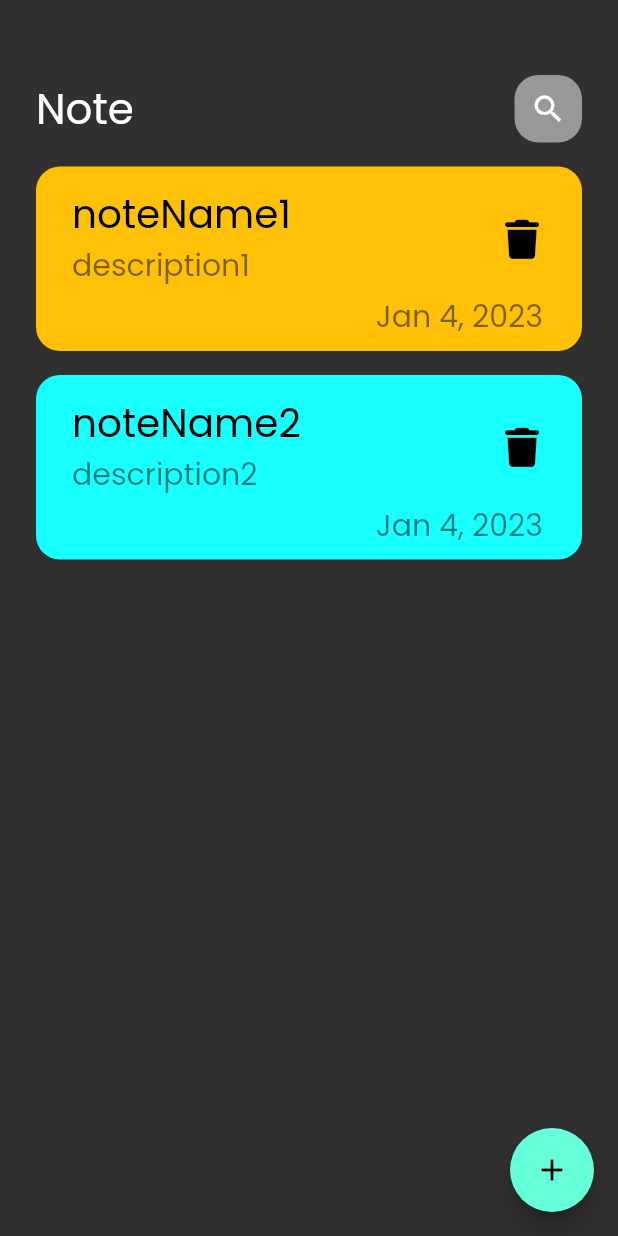
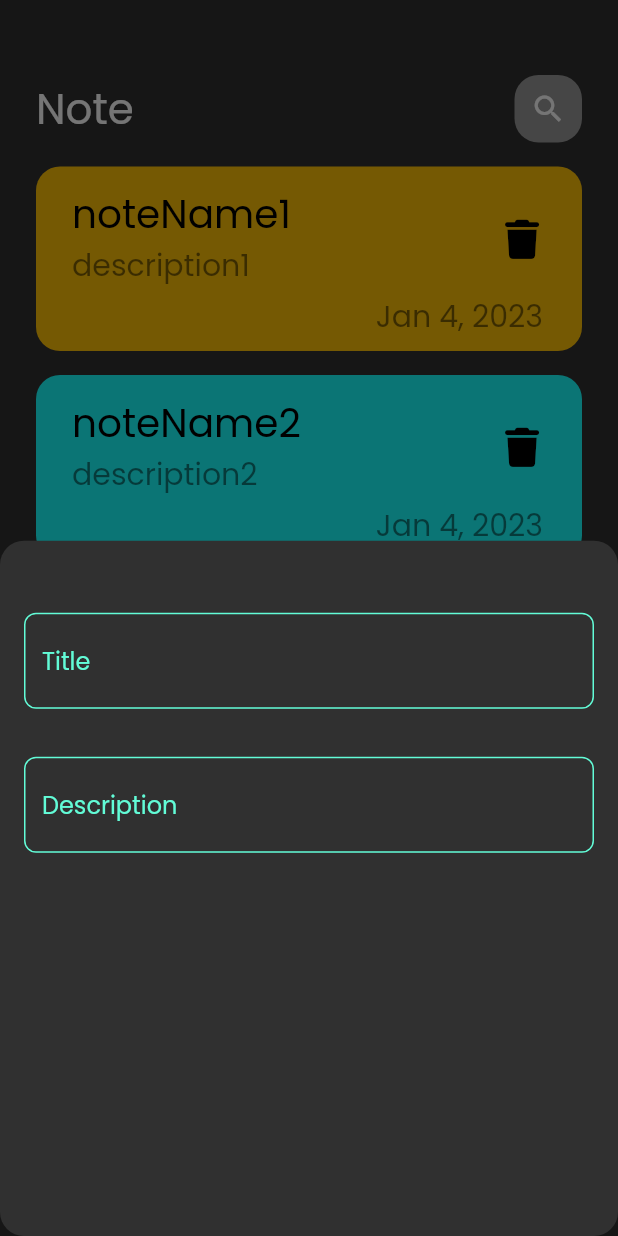
Before and after one commit to gamalahmed3265/Notes-App-flutter, a Flutter app: the screen it shows after launch, after a tap on the "add" icon, on a phone screen of 412 x 824 dp. Run offline on Flutter 3.47's test engine with Material 2 defaults, Android fonts, the phone set to English and light mode, and no system bars; our stand-ins replace font_awesome_flutter.

Commit message:
add the 200Custom Text Field

```diff
--- a/lib/views/note_view.dart
+++ b/lib/views/note_view.dart
@@ -1,5 +1,8 @@
 import 'package:flutter/material.dart';
+import 'package:note_app/views/resource/app_size.dart';
+import 'package:note_app/views/resource/color_manager.dart';
 import 'package:note_app/views/resource/icons_manager.dart';
+import 'package:note_app/views/widget/add_note_model.dart';
 import 'package:note_app/views/widget/custom_view_body.dart';
 
 class NoteView extends StatelessWidget {
@@ -10,10 +13,15 @@ class NoteView extends StatelessWidget {
     return Scaffold(
       body: const CustomViewBody(),
       floatingActionButton: FloatingActionButton(
-          child: IconsManager.add,
+          backgroundColor: ColorManager.primary,
           onPressed: () {
-            print("add");
-          }),
+            showModalBottomSheet(
+                shape: RoundedRectangleBorder(
+                    borderRadius: BorderRadius.circular(AppSize.s16)),
+                context: context,
+                builder: (context) => const AddNoteModel());
+          },
+          child: IconsManager.add),
     );
   }
 }
--- a/lib/views/resource/app_size.dart
+++ b/lib/views/resource/app_size.dart
@@ -7,6 +7,7 @@ class AppSize {
   static const double s24 = 24.0;
   static const double s26 = 26.0;
   static const double s28 = 28.0;
+  static const double s32 = 32.0;
   static const double s45 = 45.0;
   static const double s50 = 50.0;
 }
--- a/lib/views/resource/color_manager.dart
+++ b/lib/views/resource/color_manager.dart
@@ -5,4 +5,5 @@ class ColorManager {
   static const white = Colors.white;
   static Color whitOpacity = white.withOpacity(AppSize.s0_5);
   static Color black = Colors.black;
+  static const Color primary = Color(0xff62FCD7);
 }
--- a/lib/views/resource/string_manager.dart
+++ b/lib/views/resource/string_manager.dart
@@ -1,4 +1,6 @@
 class StringManager {
   static const String appName = "Note App";
   static const String note = "Note";
+  static const String title = "Title";
+  static const String description = "Description";
 }
--- a/lib/views/resource/theme_manager.dart
+++ b/lib/views/resource/theme_manager.dart
@@ -9,6 +9,7 @@ class ThemeManager {
   static TextStyle textOpacity = TextStyle(
       color: ColorManager.black.withOpacity(AppSize.s0_5),
       fontSize: AppSize.s20);
+  static const TextStyle textPrimary = TextStyle(color: ColorManager.primary);
   //
   static ThemeData lightManager = ThemeData(
     brightness: Brightness.light,
--- /dev/null
+++ b/lib/views/widget/add_note_model.dart
@@ -0,0 +1,29 @@
+import 'package:flutter/material.dart';
+import 'package:note_app/views/resource/app_size.dart';
+import 'package:note_app/views/resource/string_manager.dart';
+import 'package:note_app/views/widget/custom_text_field.dart';
+
+class AddNoteModel extends StatelessWidget {
+  const AddNoteModel({Key? key}) : super(key: key);
+
+  @override
+  Widget build(BuildContext context) {
+    return Padding(
+      padding: const EdgeInsets.all(AppSize.s16),
+      child: Column(
+        children: [
+          const SizedBox(
+            height: AppSize.s32,
+          ),
+          CustomTextField(
+            text: StringManager.title,
+          ),
+          const SizedBox(
+            height: AppSize.s32,
+          ),
+          CustomTextField(text: StringManager.description),
+        ],
+      ),
+    );
+  }
+}
--- /dev/null
+++ b/lib/views/widget/custom_text_field.dart
@@ -0,0 +1,27 @@
+import 'package:flutter/material.dart';
+import 'package:note_app/views/resource/app_size.dart';
+import 'package:note_app/views/resource/color_manager.dart';
+import 'package:note_app/views/resource/theme_manager.dart';
+
+class CustomTextField extends StatelessWidget {
+  String text;
+  CustomTextField({Key? key, required this.text}) : super(key: key);
+
+  @override
+  Widget build(BuildContext context) {
+    return TextField(
+      cursorColor: ColorManager.primary,
+      decoration: InputDecoration(
+          hintText: text,
+          hintStyle: ThemeManager.textPrimary,
+          border: outBorder(),
+          enabledBorder: outBorder(ColorManager.primary)),
+    );
+  }
+
+  OutlineInputBorder outBorder([color]) {
+    return OutlineInputBorder(
+        borderRadius: BorderRadius.circular(AppSize.s8),
+        borderSide: BorderSide(color: color ?? ColorManager.white));
+  }
+}
--- a/lib/views/widget/note_list_view.dart
+++ b/lib/views/widget/note_list_view.dart
@@ -12,12 +12,8 @@ class NoteListView extends StatelessWidget {
   Widget build(BuildContext context) {
     return ListView.separated(
         itemBuilder: (context, index) => const SizedBox(height: AppSize.s16),
-        separatorBuilder: (context, index) => InkWell(
-              child: NoteItem(noteDataModel: listNote[index]),
-              onTap: () {
-                print(index);
-              },
-            ),
+        separatorBuilder: (context, index) =>
+            NoteItem(noteDataModel: listNote[index]),
         itemCount: listNote.length);
   }
 }
```
